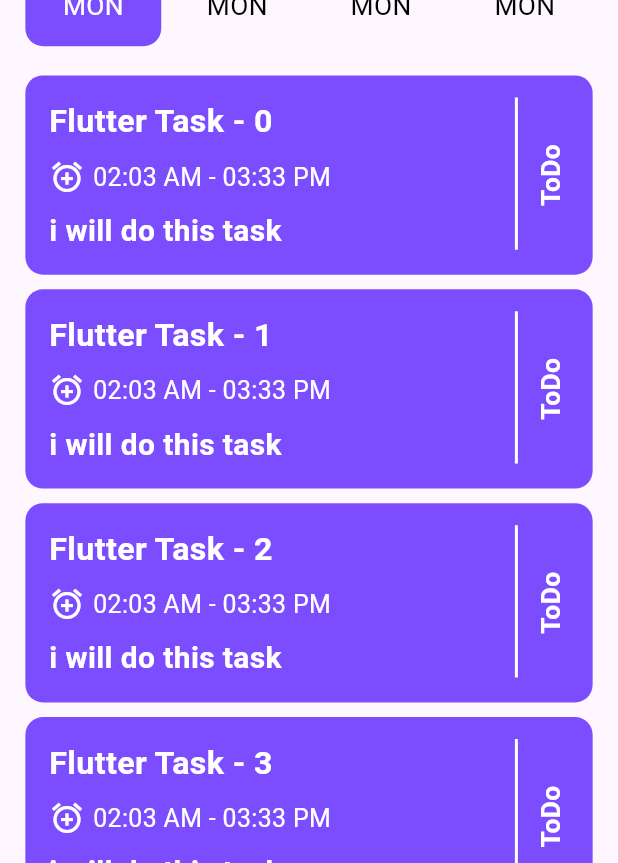
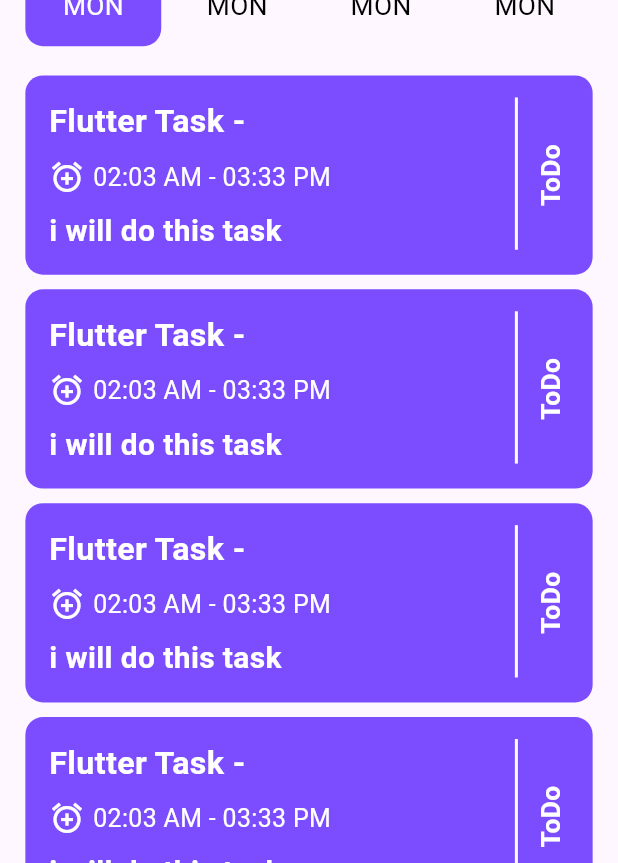
Before and after one commit to A-Abdelsattar/taskati, a Flutter app: the screen it shows after launch, on a phone screen of 412 x 824 dp. Shown: the part 370-1233 px from the top of the screen. Run offline on Flutter 3.47's test engine with Material 3 defaults, Android fonts, the phone set to English and light mode, and no system bars; our stand-ins replace flutter_screenutil; network calls fail.

Commit message:
homne enhance

```diff
--- a/lib/features/home/home_screen.dart
+++ b/lib/features/home/home_screen.dart
@@ -4,6 +4,7 @@ import 'package:taskati/core/theme/app_colors.dart';
 import 'package:taskati/features/home/widgets/date_add_task_row.dart';
 import 'package:taskati/features/home/widgets/home_app_bar.dart';
 import 'package:taskati/features/home/widgets/task_filter_date.dart';
+import 'package:taskati/features/home/widgets/tasks_list_view.dart';
 
 
 
@@ -25,75 +26,7 @@ class HomeScreen extends StatelessWidget {
               SizedBox(height: 20.h,),
               TaskFilterDate(),
               SizedBox(height: 20.h,),
-              Expanded(
-                child: ListView.separated(
-                  separatorBuilder: (context,index)=>SizedBox(height: 10.h,),
-                  itemCount: 10,
-                  itemBuilder: (context,index){
-                    return Container(
-                      padding: EdgeInsets.symmetric(horizontal: 15.w,
-                          vertical: 15.h
-                      ),
-                      decoration: BoxDecoration(
-                          color: AppColors.mainColor,
-                          borderRadius: BorderRadius.circular(12.r)
-                      ),
-                      child: IntrinsicHeight(
-                        child: Row(
-                          children: [
-                            Expanded(
-                              child: Column(
-                                crossAxisAlignment: CrossAxisAlignment.start,
-                                children: [
-                                  Text("Flutter Task - $index",style: TextStyle(
-                                      fontSize: 22.sp,
-                                      color: Colors.white,
-                                      fontWeight: FontWeight.bold
-                                  ),),
-                                  SizedBox(height: 10.h,),
-                                  Row(children: [
-                                    Icon(Icons.alarm_add,color: Colors.white,),
-                                    SizedBox(width: 5.w,),
-                                    Text("02:03 AM - 03:33 PM",
-                                        style: TextStyle(
-                                          fontSize: 17.sp,
-                                          color: Colors.white,
-                                        )
-                                    )
-                                  ],),
-                                  SizedBox(height: 10.h,),
-
-                                  Text("i will do this task",style: TextStyle(
-                                      color: Colors.white,
-                                      fontSize: 20,
-                                      fontWeight: FontWeight.w600
-                                  ),)
-                                ],
-                              ),
-                            ),
-                            VerticalDivider(
-                              color: Colors.white,
-                              width: 20,
-                              thickness: 2,
-                              endIndent: 2,
-                            ),
-
-                            RotatedBox(
-                              quarterTurns: 3,
-                              child: Text("ToDo",style: TextStyle(
-
-                                  color: Colors.white,
-                                  fontSize: 18.sp,
-                                  fontWeight: FontWeight.bold
-                              ),),
-                            ),
-                          ],
-                        ),
-                      ),
-                    );
-                  },
-                ),
-              )
+              TasksListView()
 
             ],
           ),
--- a/lib/features/home/widgets/tasks_list_view.dart
+++ b/lib/features/home/widgets/tasks_list_view.dart
@@ -0,0 +1,95 @@
+import 'package:flutter/material.dart';
+import 'package:flutter_screenutil/flutter_screenutil.dart';
+
+import '../../../core/theme/app_colors.dart';
+
+
+
+class TasksListView extends StatelessWidget {
+  const TasksListView({super.key});
+
+  @override
+  Widget build(BuildContext context) {
+    return  Expanded(
+      child: ListView.separated(
+        separatorBuilder: (context,index)=>SizedBox(height: 10.h,),
+        itemCount: 10,
+        itemBuilder: (context,index){
+          return Dismissible(
+              key: UniqueKey(),
+              child: TaskItem());
+        },
+      ),
+    );
+  }
+}
+
+
+class TaskItem extends StatelessWidget {
+  const TaskItem({super.key});
+
+  @override
+  Widget build(BuildContext context) {
+    return Container(
+      padding: EdgeInsets.symmetric(horizontal: 15.w,
+          vertical: 15.h
+      ),
+      decoration: BoxDecoration(
+          color: AppColors.mainColor,
+          borderRadius: BorderRadius.circular(12.r)
+      ),
+      child: IntrinsicHeight(
+        child: Row(
+          children: [
+            Expanded(
+              child: Column(
+                crossAxisAlignment: CrossAxisAlignment.start,
+                children: [
+                  Text("Flutter Task -",style: TextStyle(
+                      fontSize: 22.sp,
+                      color: Colors.white,
+                      fontWeight: FontWeight.bold
+                  ),),
+                  SizedBox(height: 10.h,),
+                  Row(children: [
+                    Icon(Icons.alarm_add,color: Colors.white,),
+                    SizedBox(width: 5.w,),
+                    Text("02:03 AM - 03:33 PM",
+                        style: TextStyle(
+                          fontSize: 17.sp,
+                          color: Colors.white,
+                        )
+                    )
+                  ],),
+                  SizedBox(height: 10.h,),
+
+                  Text("i will do this task",style: TextStyle(
+                      color: Colors.white,
+                      fontSize: 20,
+                      fontWeight: FontWeight.w600
+                  ),)
+                ],
+              ),
+            ),
+            VerticalDivider(
+              color: Colors.white,
+              width: 20,
+              thickness: 2,
+              endIndent: 2,
+            ),
+
+            RotatedBox(
+              quarterTurns: 3,
+              child: Text("ToDo",style: TextStyle(
+
+                  color: Colors.white,
+                  fontSize: 18.sp,
+                  fontWeight: FontWeight.bold
+              ),),
+            ),
+          ],
+        ),
+      ),
+    );
+  }
+}
```
